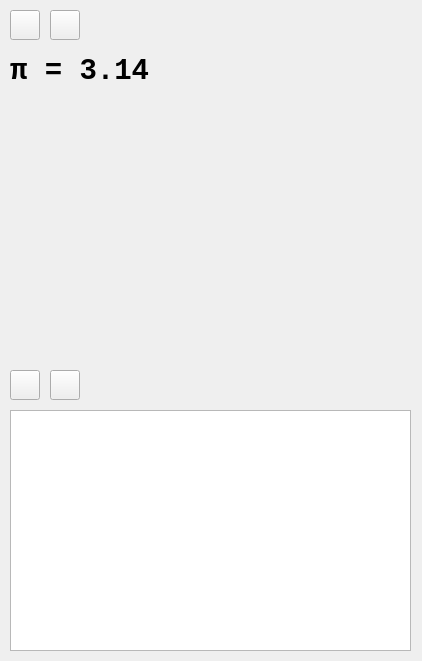
This is OSLab4/mainwindow.ui in SleepyFilya/OperatingSystemsLabs as Qt 5 draws it before an edit. The edited form follows.
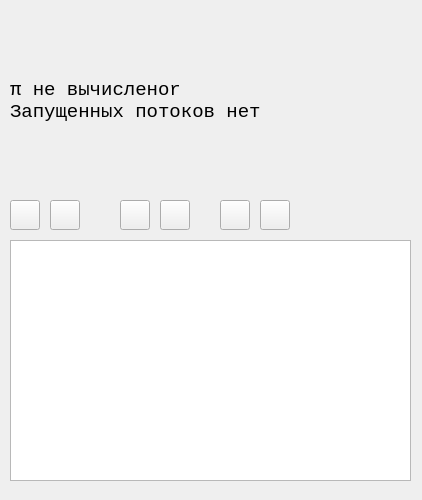
This is the edited form. Icons and pictures are not drawn. Custom widgets are drawn as their Qt base class.

Diff of the .ui file:
```diff
--- a/OSLab4/mainwindow.ui
+++ b/OSLab4/mainwindow.ui
@@ -10,7 +10,7 @@
     <x>0</x>
     <y>0</y>
     <width>422</width>
-    <height>661</height>
+    <height>500</height>
    </rect>
   </property>
   <property name="sizePolicy">
@@ -22,65 +22,46 @@
   <property name="minimumSize">
    <size>
     <width>422</width>
-    <height>661</height>
+    <height>500</height>
    </size>
   </property>
   <property name="maximumSize">
    <size>
     <width>422</width>
-    <height>661</height>
+    <height>500</height>
    </size>
   </property>
   <property name="windowTitle">
    <string>OS Lab 4</string>
   </property>
   <widget class="QWidget" name="centralWidget">
-   <widget class="QCustomPlot" name="controlHist" native="true">
-    <property name="geometry">
-     <rect>
-      <x>10</x>
-      <y>100</y>
-      <width>401</width>
-      <height>261</height>
-     </rect>
-    </property>
-   </widget>
    <widget class="QLabel" name="controlValue">
     <property name="geometry">
      <rect>
       <x>10</x>
-      <y>50</y>
-      <width>171</width>
-      <height>41</height>
+      <y>10</y>
+      <width>401</width>
+      <height>181</height>
      </rect>
     </property>
     <property name="font">
      <font>
       <family>Consolas</family>
-      <pointsize>22</pointsize>
-      <weight>75</weight>
-      <bold>true</bold>
+      <pointsize>14</pointsize>
+      <weight>50</weight>
+      <bold>false</bold>
      </font>
     </property>
     <property name="text">
-     <string>π = 3.14</string>
-    </property>
-   </widget>
-   <widget class="QListView" name="threadList">
-    <property name="geometry">
-     <rect>
-      <x>10</x>
-      <y>410</y>
-      <width>401</width>
-      <height>241</height>
-     </rect>
+     <string>π не вычисленоr
+Запущенных потоков нет</string>
     </property>
    </widget>
    <widget class="QPushButton" name="createThreadBtn">
     <property name="geometry">
      <rect>
       <x>10</x>
-      <y>370</y>
+      <y>200</y>
       <width>30</width>
       <height>30</height>
      </rect>
@@ -115,7 +96,7 @@
     <property name="geometry">
      <rect>
       <x>50</x>
-      <y>370</y>
+      <y>200</y>
       <width>30</width>
       <height>30</height>
      </rect>
@@ -149,8 +130,8 @@
    <widget class="QPushButton" name="pauseProcessBtn">
     <property name="geometry">
      <rect>
-      <x>50</x>
-      <y>10</y>
+      <x>160</x>
+      <y>200</y>
       <width>30</width>
       <height>30</height>
      </rect>
@@ -184,8 +165,8 @@
    <widget class="QPushButton" name="startProcessBtn">
     <property name="geometry">
      <rect>
-      <x>10</x>
-      <y>10</y>
+      <x>120</x>
+      <y>200</y>
       <width>30</width>
       <height>30</height>
      </rect>
@@ -216,17 +197,89 @@
      </size>
     </property>
    </widget>
+   <widget class="QListWidget" name="threadList">
+    <property name="geometry">
+     <rect>
+      <x>10</x>
+      <y>240</y>
+      <width>401</width>
+      <height>241</height>
+     </rect>
+    </property>
+   </widget>
+   <widget class="QPushButton" name="priorityUpBtn">
+    <property name="geometry">
+     <rect>
+      <x>220</x>
+      <y>200</y>
+      <width>30</width>
+      <height>30</height>
+     </rect>
+    </property>
+    <property name="minimumSize">
+     <size>
+      <width>30</width>
+      <height>30</height>
+     </size>
+    </property>
+    <property name="maximumSize">
+     <size>
+      <width>30</width>
+      <height>30</height>
+     </size>
+    </property>
+    <property name="text">
+     <string/>
+    </property>
+    <property name="icon">
+     <iconset resource="icons.qrc">
+      <normaloff>:/png/icons/levelUpIcon.png</normaloff>:/png/icons/levelUpIcon.png</iconset>
+    </property>
+    <property name="iconSize">
+     <size>
+      <width>30</width>
+      <height>30</height>
+     </size>
+    </property>
+   </widget>
+   <widget class="QPushButton" name="priorityDownBtn">
+    <property name="geometry">
+     <rect>
+      <x>260</x>
+      <y>200</y>
+      <width>30</width>
+      <height>30</height>
+     </rect>
+    </property>
+    <property name="minimumSize">
+     <size>
+      <width>30</width>
+      <height>30</height>
+     </size>
+    </property>
+    <property name="maximumSize">
+     <size>
+      <width>30</width>
+      <height>30</height>
+     </size>
+    </property>
+    <property name="text">
+     <string/>
+    </property>
+    <property name="icon">
+     <iconset resource="icons.qrc">
+      <normaloff>:/png/icons/levelDownIcon.png</normaloff>:/png/icons/levelDownIcon.png</iconset>
+    </property>
+    <property name="iconSize">
+     <size>
+      <width>30</width>
+      <height>30</height>
+     </size>
+    </property>
+   </widget>
   </widget>
  </widget>
  <layoutdefault spacing="6" margin="11"/>
- <customwidgets>
-  <customwidget>
-   <class>QCustomPlot</class>
-   <extends>QWidget</extends>
-   <header>qcustomplot.h</header>
-   <container>1</container>
-  </customwidget>
- </customwidgets>
  <resources>
   <include location="icons.qrc"/>
  </resources>
```
Left out of the diff: 4 changed lines with no effect on the pictures.
